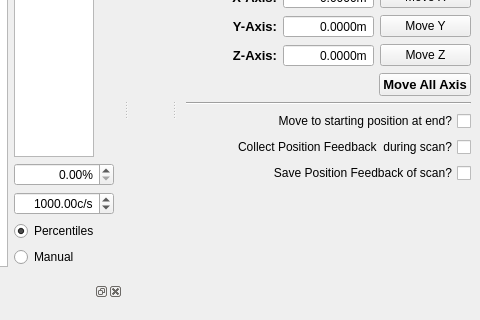
First picture: the form in gui/confocal_stepper/ui_confocal_stepper_gui.ui, repository Ulm-IQO/qudi, before the edit; both pictures show x 509 to 989 and y 282 to 602 of the 989 by 932 pixel window.
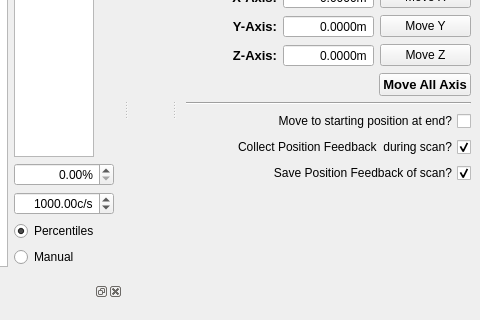
Second picture: the form after the edit. Icons and pictures are not drawn. Custom widgets are drawn as their Qt base class.

Commit message:
Tested movement of steppers via feedback position in gui and debugged it.
For this had to rename image in confocal_stepper_logic as well as introduce new function which converts full image of voltages to positions.

What changed in the file:
```diff
--- a/gui/confocal_stepper/ui_confocal_stepper_gui.ui
+++ b/gui/confocal_stepper/ui_confocal_stepper_gui.ui
@@ -2544,6 +2544,9 @@
        <property name="text">
         <string extracomment="This of course only works if the axes have position feedback">Save Position Feedback of scan?</string>
        </property>
+       <property name="checked">
+        <bool>true</bool>
+       </property>
       </widget>
      </item>
      <item row="14" column="2">
@@ -2615,6 +2618,9 @@
        <property name="text">
         <string extracomment="This of course only works if the axes have position feedback">Collect Position Feedback  during scan?</string>
        </property>
+       <property name="checked">
+        <bool>true</bool>
+       </property>
       </widget>
      </item>
      <item row="18" column="0" colspan="3">
```
The commit also changes 2 other files.
